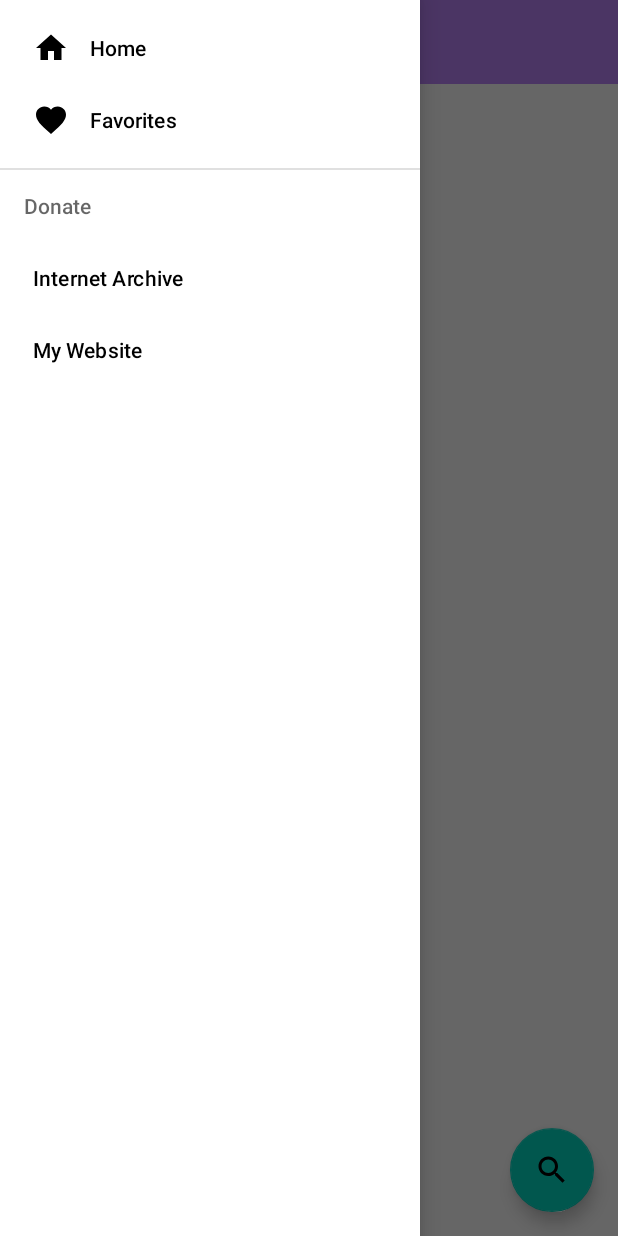
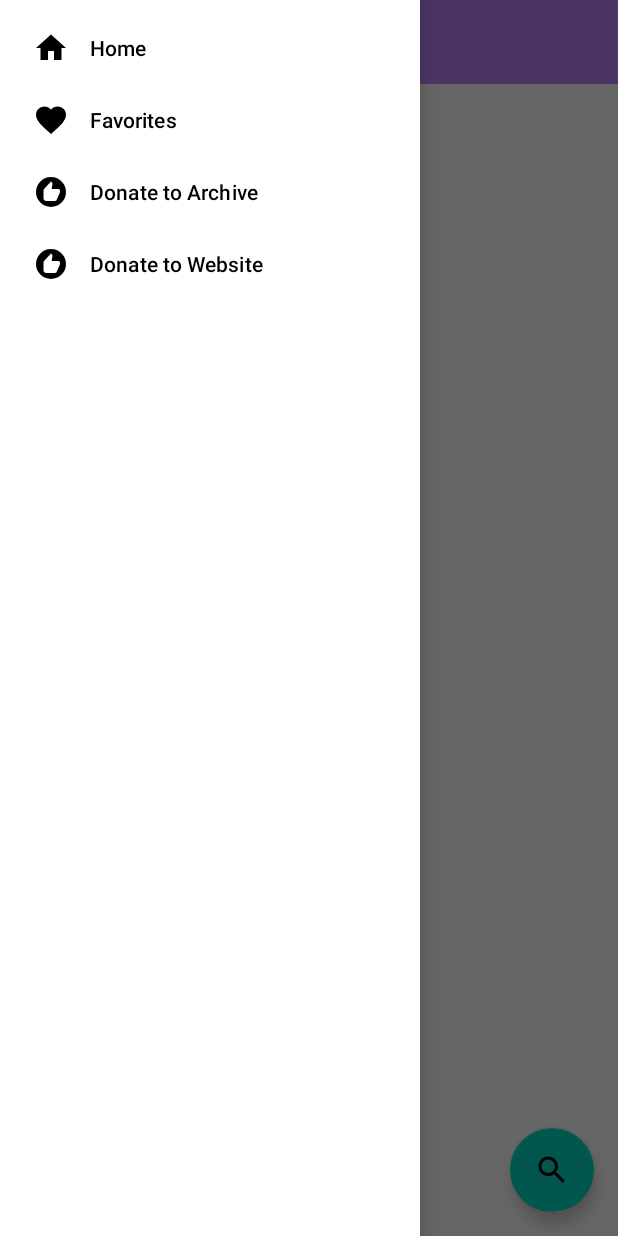
Before and after one commit to bokumin/archivedownloader, an Android app: the screen it shows after launch (MainActivity), with the side drawer open, on a phone screen of 412 x 824 dp. Run offline under Robolectric (Android 15) with nearby library versions, the phone set to English and light mode, and no system bars; pictures from the network do not load.

```diff
--- a/app/src/main/java/net/bokumin45/archivedownloader/MainActivity.kt
+++ b/app/src/main/java/net/bokumin45/archivedownloader/MainActivity.kt
@@ -101,6 +101,7 @@ class MainActivity : AppCompatActivity() {
 
         lateinit var dialog: AlertDialog
 
+        // カテゴリーリストの定義
         val categoriesFirstRow = listOf(
             "Texts" to "texts",
             "Movies" to "movies",
@@ -122,6 +123,7 @@ class MainActivity : AppCompatActivity() {
             "Additional Collections" to "additional_collections"
         )
 
+        // ChipGroupにカテゴリーを追加（1行目）
         categoriesFirstRow.forEach { (displayName, value) ->
             val chip = Chip(this).apply {
                 text = displayName
@@ -131,6 +133,7 @@ class MainActivity : AppCompatActivity() {
             chipGroup.addView(chip)
         }
 
+        // 2行目のカテゴリーを追加
         categoriesSecondRow.forEach { (displayName, value) ->
             val chip = Chip(this).apply {
                 text = displayName
@@ -140,6 +143,7 @@ class MainActivity : AppCompatActivity() {
             chipGroup.addView(chip)
         }
 
+        // 検索実行の関数
         val executeSearch = {
             val query = editText.text.toString()
             if (query.isNotBlank()) {
@@ -155,6 +159,7 @@ class MainActivity : AppCompatActivity() {
             }
         }
 
+        // ダイアログを作成
         dialog = AlertDialog.Builder(this)
             .setTitle("Search")
             .setView(view)
@@ -164,6 +169,7 @@ class MainActivity : AppCompatActivity() {
             .setNegativeButton("Cancel", null)
             .create()
 
+        // キーボードのエンターキーとSearchキーの処理
         editText.setOnEditorActionListener { _, actionId, event ->
             when {
                 actionId == EditorInfo.IME_ACTION_SEARCH -> {
--- /dev/null
+++ b/app/src/main/res/color/bottom_nav_item_color.xml
@@ -0,0 +1,4 @@
+<?xml version="1.0" encoding="utf-8"?>
+<selector xmlns:android="http://schemas.android.com/apk/res/android">
+
+</selector>
--- a/app/src/main/res/menu/drawer_menu.xml
+++ b/app/src/main/res/menu/drawer_menu.xml
@@ -1,24 +1,19 @@
-<?xml version="1.0" encoding="utf-8"?>
+<!-- res/menu/drawer_menu.xml -->
 <menu xmlns:android="http://schemas.android.com/apk/res/android">
     <item
         android:id="@+id/nav_home"
         android:icon="@drawable/ic_home"
-        android:title="Home" />
+        android:title="Home"/>
     <item
         android:id="@+id/nav_favorites"
         android:icon="@drawable/ic_favorite"
-        android:title="Favorites" />
+        android:title="Favorites"/>
     <item
-        android:id="@+id/nav_donate"
+        android:id="@+id/nav_donate_archive"
         android:icon="@drawable/ic_donate"
-        android:title="Donate">
-        <menu>
-            <item
-                android:id="@+id/nav_donate_archive"
-                android:title="Internet Archive" />
-            <item
-                android:id="@+id/nav_donate_website"
-                android:title="My Website" />
-        </menu>
-    </item>
+        android:title="Donate to Archive"/>
+    <item
+        android:id="@+id/nav_donate_website"
+        android:icon="@drawable/ic_donate"
+        android:title="Donate to Website"/>
 </menu>
```
Also changed, not shown: app/src/main/java/net/bokumin45/archivedownloader/DetailActivity.kt (+11 -2 lines), app/src/main/res/layout/activity_detail.xml (+11 -1 lines).
